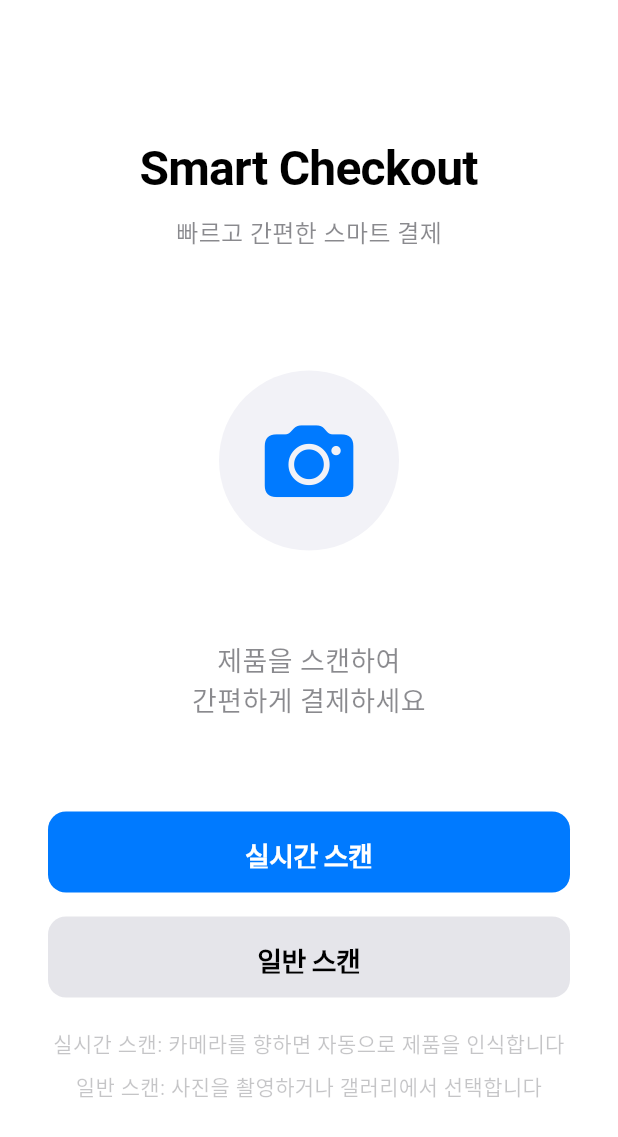
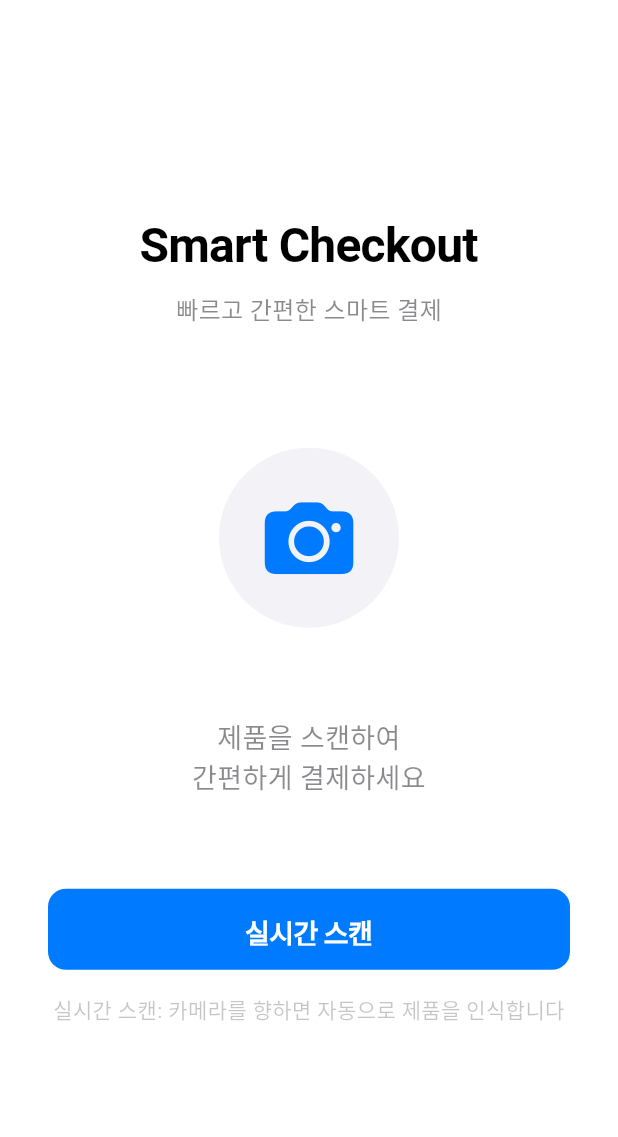
Before and after one commit to beomseok0/SmartCheckout, a Flutter app: the screen it shows after launch, on a phone screen of 412 x 824 dp. Shown: the top 1137 px of the screen. Run offline on Flutter 3.47's test engine with Material 3 defaults, Android fonts, the phone set to English and light mode, and no system bars; our stand-ins replace camera, permission_handler; Roboto replaces fonts that are missing (SF Pro Display).

Commit message:
Refactor: 가상환경 제거 및 일반 스캔 기능 삭제

```diff
--- a/smart_checkout/lib/main.dart
+++ b/smart_checkout/lib/main.dart
@@ -1,7 +1,6 @@
 import 'package:flutter/material.dart';
 import 'package:flutter/cupertino.dart';
 import 'screens/start_screen.dart';
-import 'screens/scan_screen.dart';
 import 'screens/realtime_scan_screen.dart';
 import 'screens/payment_screen.dart';
 
@@ -38,7 +37,6 @@ class SmartCheckoutApp extends StatelessWidget {
       initialRoute: '/',
       routes: {
         '/': (context) => StartScreen(),
-        '/scan': (context) => ScanScreen(),
         '/realtime-scan': (context) => RealtimeScanScreen(),
         '/payment': (context) => PaymentScreen(),
       },
--- a/smart_checkout/lib/screens/start_screen.dart
+++ b/smart_checkout/lib/screens/start_screen.dart
@@ -87,32 +87,7 @@ class StartScreen extends StatelessWidget {
 
               SizedBox(height: 16),
 
-              // 일반 스캔 버튼
-              Container(
-                width: double.infinity,
-                height: 54,
-                child: CupertinoButton(
-                  color: CupertinoColors.systemGrey5,
-                  borderRadius: BorderRadius.circular(12),
-                  onPressed: () {
-                    Navigator.pushNamed(context, '/scan');
-                  },
-                  child: Text(
-                    '일반 스캔',
-                    style: TextStyle(
-                      fontSize: 18,
-                      fontWeight: FontWeight.w600,
-                      color: CupertinoColors.label,
-                    ),
-                  ),
-                ),
-              ),
-
-              SizedBox(height: 20),
-
               // 부가 설명
-              Column(
-                children: [
               Text(
                 '실시간 스캔: 카메라를 향하면 자동으로 제품을 인식합니다',
                 style: TextStyle(
@@ -121,17 +96,6 @@ class StartScreen extends StatelessWidget {
                 ),
                 textAlign: TextAlign.center,
               ),
-                  SizedBox(height: 8),
-                  Text(
-                    '일반 스캔: 사진을 촬영하거나 갤러리에서 선택합니다',
-                    style: TextStyle(
-                      fontSize: 14,
-                      color: CupertinoColors.tertiaryLabel,
-                    ),
-                    textAlign: TextAlign.center,
-                  ),
-                ],
-              ),
             ],
           ),
         ),
```
Also changed, not shown: smart_checkout/lib/screens/scan_screen.dart (+0 -101 lines), smart_checkout/pubspec.lock, 8 other files. Lines whose indentation alone changed are shown as unchanged.
